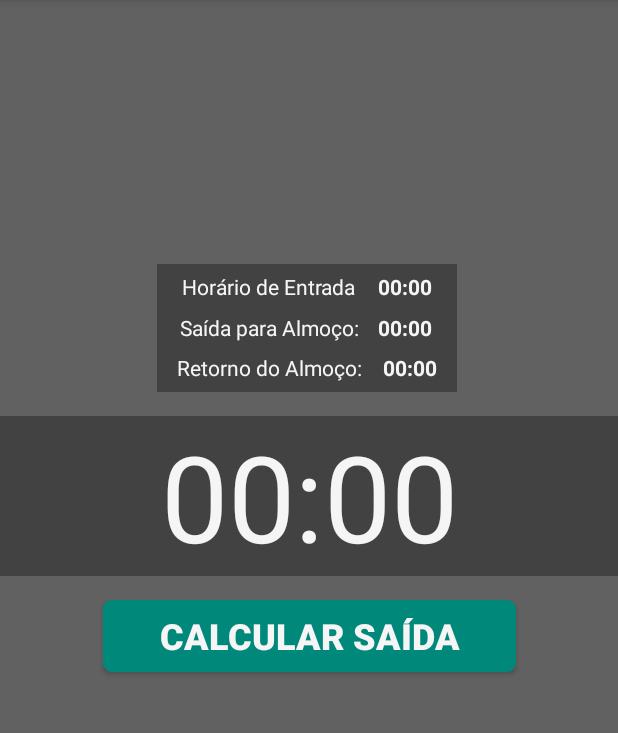
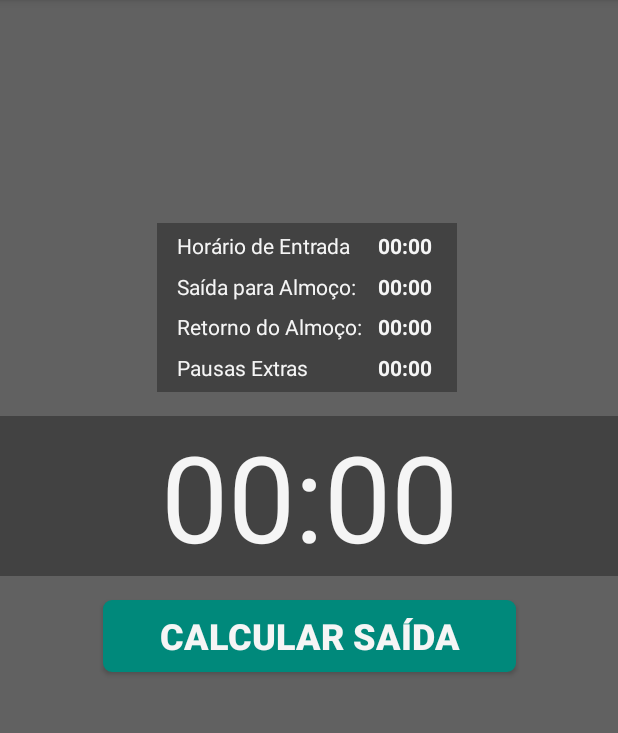
Before and after one commit to tiefz/calculadhora, an Android app: the fragment SaidaCalculada shown on its own in the app's theme, on a phone screen of 412 x 824 dp, the part 84-817 px from its top. Run offline under Robolectric (Android 15) with nearby library versions, the phone set to English and light mode, and no system bars.

```diff
--- a/app/src/main/java/br/com/insertkoin/calculadhora/SaidaCalculada.java
+++ b/app/src/main/java/br/com/insertkoin/calculadhora/SaidaCalculada.java
@@ -26,7 +26,7 @@ import java.util.ArrayList;
  */
 public class SaidaCalculada extends Fragment {
 
-    private TextView resultadoSaida, resumoEntrada, resumoAlmocoS, resumoAlmocoR;
+    private TextView resultadoSaida, resumoEntrada, resumoAlmocoS, resumoAlmocoR, resumoPausasExtras;
     private Button botaoCalc, alarme;
     private static final String SETTINGS = "Settings";
     private static final String HORA_DE_CALCULO = "08:48";
@@ -50,6 +50,7 @@ public class SaidaCalculada extends Fragment {
         resumoEntrada = view.findViewById(R.id.resumoEntrada);
         resumoAlmocoS = view.findViewById(R.id.resumoAlmocoS);
         resumoAlmocoR = view.findViewById(R.id.resumoAlmocoR);
+        resumoPausasExtras = view.findViewById(R.id.resumoPausasExtras);
 
         botaoCalc = view.findViewById(R.id.botaoCalcID);
         botaoCalc.setOnClickListener(new View.OnClickListener() {
@@ -188,6 +189,7 @@ public class SaidaCalculada extends Fragment {
             resumoEntrada.setText(sharedPreferences.getString("Entrada", "00:00"));
             resumoAlmocoS.setText(sharedPreferences.getString("AlmocoS", "00:00"));
             resumoAlmocoR.setText(sharedPreferences.getString("AlmocoR", "00:00"));
+            resumoPausasExtras.setText(sharedPreferences.getString("PausasExtras", "00:00"));
         }
     }
 
--- a/app/src/main/java/br/com/insertkoin/calculadhora/SaidaHT.java
+++ b/app/src/main/java/br/com/insertkoin/calculadhora/SaidaHT.java
@@ -130,6 +130,7 @@ public class SaidaHT extends Fragment {
                 startActivity(intent);
                 botaoCalcHT.setVisibility(View.INVISIBLE);
                 imageViewSaidaHT.setVisibility(View.VISIBLE);
+                getActivity().finish();
             }
         });
 
--- a/app/src/main/res/layout/fragment_saida.xml
+++ b/app/src/main/res/layout/fragment_saida.xml
@@ -81,8 +81,8 @@
             android:id="@+id/textView8"
             android:layout_width="wrap_content"
             android:layout_height="wrap_content"
-            android:layout_marginStart="11dp"
-            android:layout_marginLeft="11dp"
+            android:layout_marginStart="8dp"
+            android:layout_marginLeft="8dp"
             android:layout_marginBottom="8dp"
             android:text="@string/label1"
             android:textColor="@color/cor_fonte"
@@ -106,8 +106,8 @@
             android:id="@+id/textView16"
             android:layout_width="wrap_content"
             android:layout_height="wrap_content"
-            android:layout_marginStart="10dp"
-            android:layout_marginLeft="10dp"
+            android:layout_marginStart="8dp"
+            android:layout_marginLeft="8dp"
             android:layout_marginBottom="7dp"
             android:text="@string/label2"
             android:textColor="@color/cor_fonte"
@@ -120,8 +120,20 @@
             android:layout_height="wrap_content"
             android:layout_marginStart="8dp"
             android:layout_marginLeft="8dp"
+            android:layout_marginBottom="8dp"
+            android:text="@string/label3"
+            android:textColor="@color/cor_fonte"
+            app:layout_constraintBottom_toTopOf="@+id/textView20"
+            app:layout_constraintStart_toStartOf="parent" />
+
+        <TextView
+            android:id="@+id/textView20"
+            android:layout_width="wrap_content"
+            android:layout_height="wrap_content"
+            android:layout_marginStart="8dp"
+            android:layout_marginLeft="8dp"
             android:layout_marginBottom="1dp"
-            android:text="@string/label3"
+            android:text="@string/pausas_extras"
             android:textColor="@color/cor_fonte"
             app:layout_constraintBottom_toBottomOf="parent"
             app:layout_constraintStart_toStartOf="parent" />
@@ -130,8 +142,21 @@
             android:id="@+id/resumoAlmocoR"
             android:layout_width="wrap_content"
             android:layout_height="wrap_content"
-            android:layout_marginEnd="8dp"
-            android:layout_marginRight="8dp"
+            android:layout_marginEnd="11dp"
+            android:layout_marginRight="11dp"
+            android:layout_marginBottom="8dp"
+            android:text="@string/zerohora"
+            android:textColor="@color/cor_fonte"
+            android:textStyle="bold"
+            app:layout_constraintBottom_toTopOf="@+id/resumoPausasExtras"
+            app:layout_constraintEnd_toEndOf="parent" />
+
+        <TextView
+            android:id="@+id/resumoPausasExtras"
+            android:layout_width="wrap_content"
+            android:layout_height="wrap_content"
+            android:layout_marginEnd="11dp"
+            android:layout_marginRight="11dp"
             android:layout_marginBottom="1dp"
             android:text="@string/zerohora"
             android:textColor="@color/cor_fonte"
```
Also changed, not shown: app/src/main/java/br/com/insertkoin/calculadhora/Entrada.java (+1 -17 lines), app/src/main/java/br/com/insertkoin/calculadhora/PausaExtra.java (+4 -4 lines), app/src/main/res/layout/fragment_entrada.xml (+0 -11 lines).
